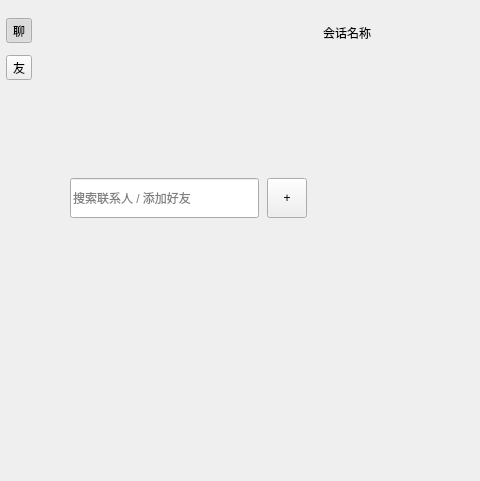
Riustina/ChatClient, file chatpage.ui: the form before one commit; both pictures show x 0 to 480 and y 0 to 481 of the 1110 by 770 pixel window.
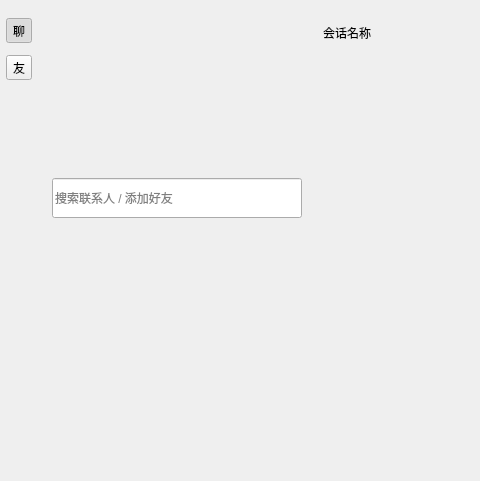
The form after the commit.

The edit to the form file:
```diff
--- a/chatpage.ui
+++ b/chatpage.ui
@@ -123,7 +123,7 @@
        <number>12</number>
       </property>
       <property name="leftMargin">
-       <number>18</number>
+       <number>0</number>
       </property>
       <property name="topMargin">
        <number>18</number>
@@ -150,7 +150,7 @@
           <number>0</number>
          </property>
          <property name="rightMargin">
-          <number>0</number>
+          <number>5</number>
          </property>
          <property name="bottomMargin">
           <number>0</number>
@@ -168,19 +168,6 @@
            </property>
           </widget>
          </item>
-         <item>
-          <widget class="QToolButton" name="addFriendButton">
-           <property name="minimumSize">
-            <size>
-             <width>40</width>
-             <height>40</height>
-            </size>
-           </property>
-           <property name="text">
-            <string>+</string>
-           </property>
-          </widget>
-         </item>
         </layout>
        </widget>
       </item>
```
